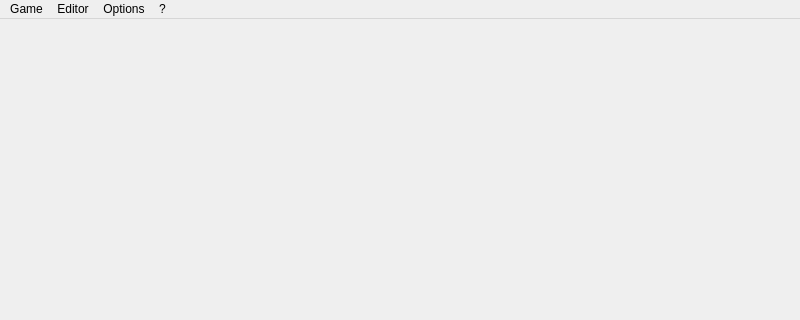
pierreyoda/o2r, file src/MainWindow.ui: the form before one commit; both pictures show x 0 to 800 and y 0 to 320 of the 800 by 600 pixel window.
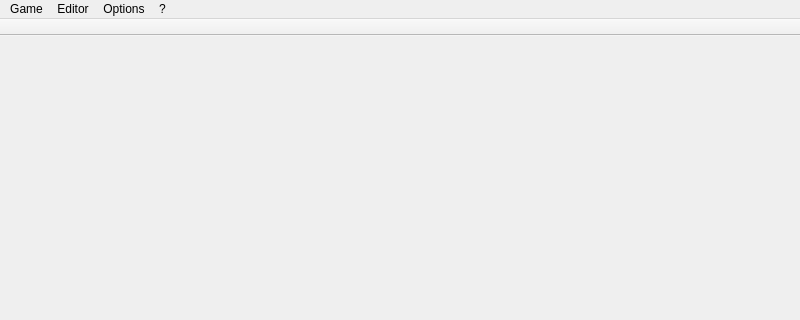
The form after the commit. Icons and pictures are not drawn.

Patch:
```diff
--- a/src/MainWindow.ui
+++ b/src/MainWindow.ui
@@ -88,6 +88,23 @@
     <bool>false</bool>
    </property>
   </widget>
+  <widget class="QToolBar" name="editorBar">
+   <property name="windowTitle">
+    <string>Editor Toolbar</string>
+   </property>
+   <property name="movable">
+    <bool>false</bool>
+   </property>
+   <property name="floatable">
+    <bool>false</bool>
+   </property>
+   <attribute name="toolBarArea">
+    <enum>TopToolBarArea</enum>
+   </attribute>
+   <attribute name="toolBarBreak">
+    <bool>false</bool>
+   </attribute>
+  </widget>
   <action name="actionAbout">
    <property name="text">
     <string>About</string>
```
